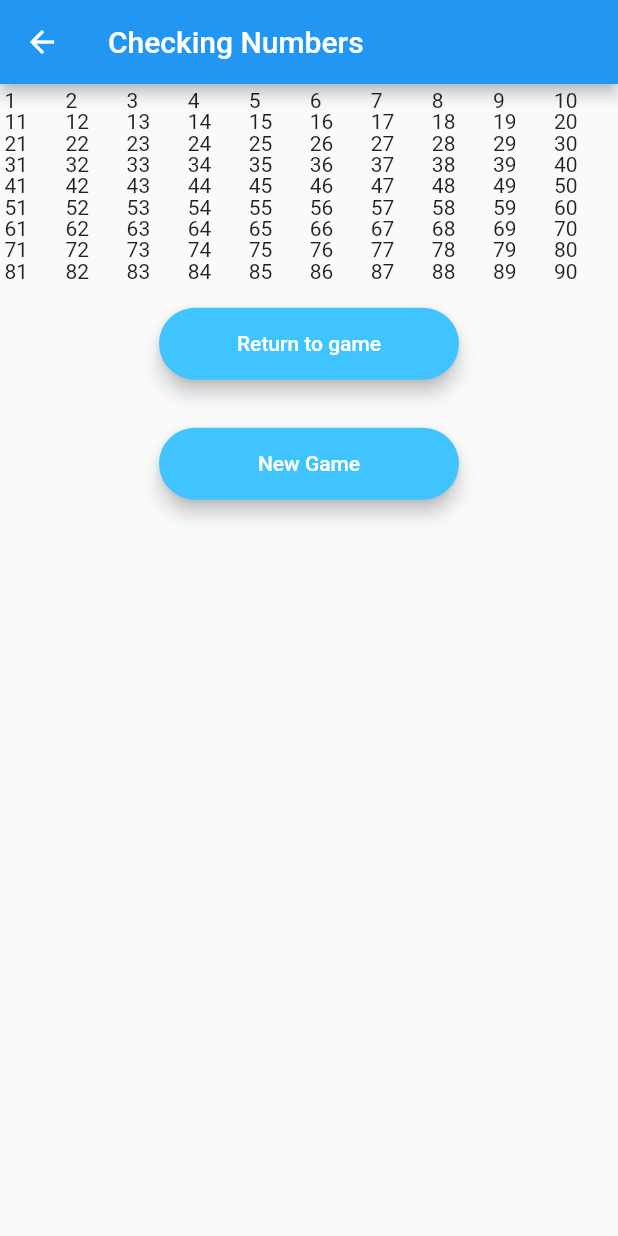
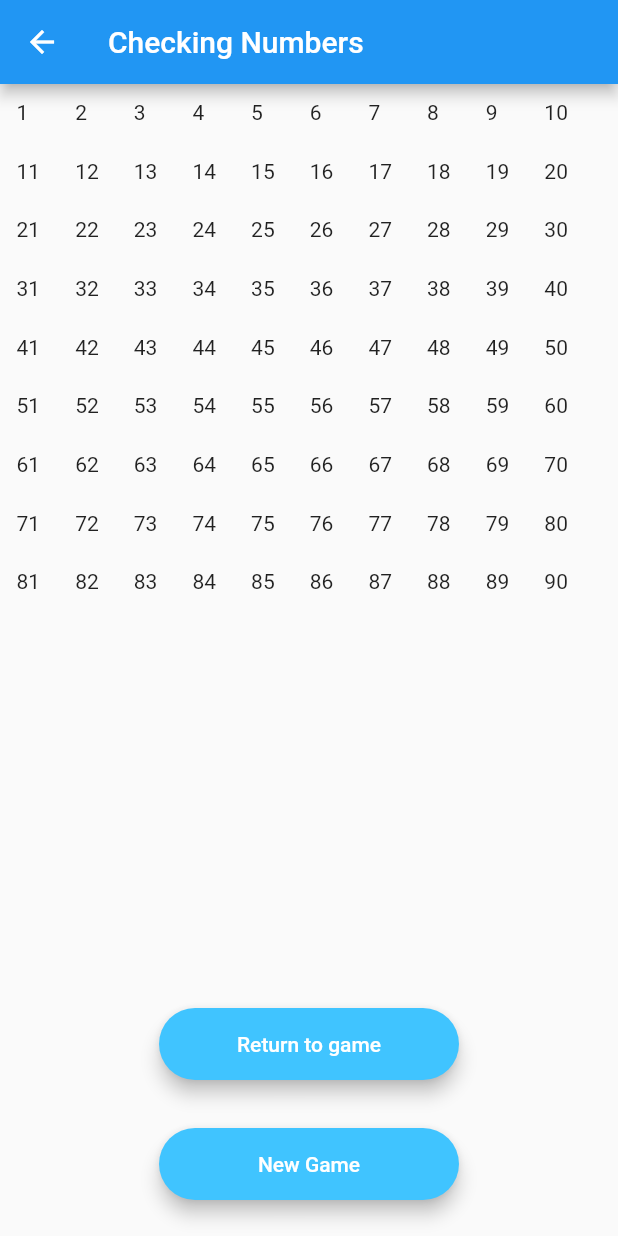
Before and after one commit to waspyfaeleith/flutter_dart_bingo_machine, a Flutter app: the CheckScreen screen opened by its route, on a phone screen of 412 x 824 dp. Run offline on Flutter 3.47's test engine with Material 2 defaults, Android fonts, the phone set to English and light mode, and no system bars.

Commit message:
improved styling of check screen

```diff
--- a/lib/main.dart
+++ b/lib/main.dart
@@ -3,7 +3,6 @@ import 'package:my_fun_app/models/game_data.dart';
 import 'package:my_fun_app/screens/check_screen.dart';
 import 'package:my_fun_app/screens/game_screen.dart';
 import 'package:provider/provider.dart';
-
 
 void main() {
   runApp(BingoMachine());
--- a/lib/screens/check_screen.dart
+++ b/lib/screens/check_screen.dart
@@ -14,15 +14,17 @@ class CheckScreen extends StatelessWidget {
           title: Text('Checking Numbers'),
         ),
         body: SafeArea(
+          child: Padding(
+            padding: const EdgeInsets.all(8.0),
             child: Column(
+              crossAxisAlignment: CrossAxisAlignment.center,
               children: [
-              SizedBox(
-                //height: 400.0,
+                Expanded(
                   child: GridView.count(
                     crossAxisCount: 10,
                     crossAxisSpacing: 1.0,
                     mainAxisSpacing: 1.0,
-                  childAspectRatio: 3,
+                    childAspectRatio: 1,
                     padding: EdgeInsets.all(3),
                     shrinkWrap: true,
                     children: List.generate(90, (index) {
@@ -60,6 +62,7 @@ class CheckScreen extends StatelessWidget {
         ],
       ),
           ),
+    ),
     );
   }
 }
```
Also changed, not shown: images/bingo_ball.jpeg (added). Lines whose indentation alone changed are shown as unchanged.
